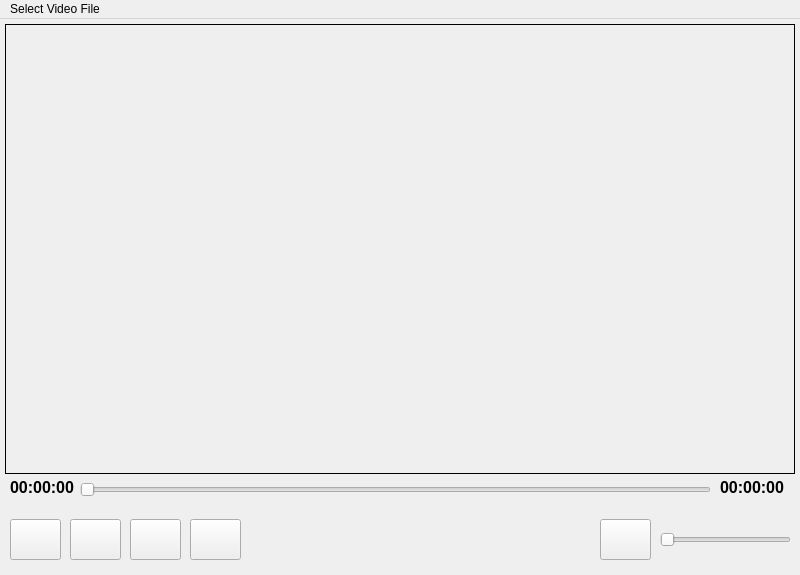
This is mainwindow.ui in Akash-github-project/trial as Qt 5 draws it before an edit. The edited form follows.
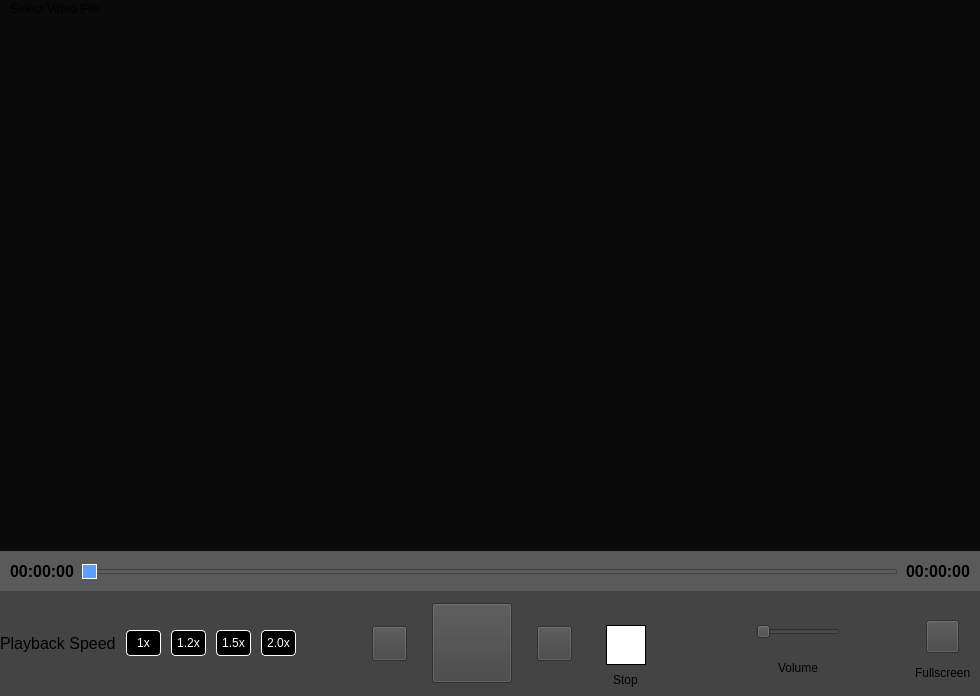
This is the edited form. Icons and pictures are not drawn.

The edit to the form file:
```diff
--- a/mainwindow.ui
+++ b/mainwindow.ui
@@ -2,176 +2,656 @@
 <ui version="4.0">
  <class>MainWindow</class>
  <widget class="QMainWindow" name="MainWindow">
+  <property name="enabled">
+   <bool>true</bool>
+  </property>
   <property name="geometry">
    <rect>
     <x>0</x>
     <y>0</y>
-    <width>800</width>
-    <height>575</height>
+    <width>980</width>
+    <height>696</height>
    </rect>
   </property>
+  <property name="sizePolicy">
+   <sizepolicy hsizetype="Expanding" vsizetype="Expanding">
+    <horstretch>1</horstretch>
+    <verstretch>1</verstretch>
+   </sizepolicy>
+  </property>
   <property name="windowTitle">
    <string>MainWindow</string>
   </property>
   <property name="styleSheet">
-   <string notr="true"/>
+   <string notr="true">background-color:rgb(10,10,10)</string>
   </property>
   <widget class="QWidget" name="centralwidget">
-   <widget class="QGroupBox" name="groupBox_Video">
-    <property name="geometry">
-     <rect>
-      <x>5</x>
-      <y>5</y>
-      <width>790</width>
-      <height>450</height>
-     </rect>
+   <property name="sizePolicy">
+    <sizepolicy hsizetype="Expanding" vsizetype="Expanding">
+     <horstretch>1</horstretch>
+     <verstretch>1</verstretch>
+    </sizepolicy>
+   </property>
+   <layout class="QVBoxLayout" name="verticalLayout">
+    <property name="leftMargin">
+     <number>0</number>
     </property>
-    <property name="styleSheet">
-     <string notr="true">QGroupBox
+    <property name="topMargin">
+     <number>0</number>
+    </property>
+    <property name="rightMargin">
+     <number>0</number>
+    </property>
+    <property name="bottomMargin">
+     <number>0</number>
+    </property>
+    <item>
+     <widget class="QFrame" name="frame">
+      <property name="autoFillBackground">
+       <bool>false</bool>
+      </property>
+      <property name="styleSheet">
+       <string notr="true">background-color:rgb(0,0.0);</string>
+      </property>
+      <layout class="QVBoxLayout" name="verticalLayout_3" stretch="1,0">
+       <property name="spacing">
+        <number>0</number>
+       </property>
+       <property name="leftMargin">
+        <number>0</number>
+       </property>
+       <property name="topMargin">
+        <number>0</number>
+       </property>
+       <property name="rightMargin">
+        <number>0</number>
+       </property>
+       <property name="bottomMargin">
+        <number>0</number>
+       </property>
+       <item>
+        <widget class="QFrame" name="video_section">
+         <property name="sizePolicy">
+          <sizepolicy hsizetype="Preferred" vsizetype="Preferred">
+           <horstretch>1</horstretch>
+           <verstretch>1</verstretch>
+          </sizepolicy>
+         </property>
+         <layout class="QVBoxLayout" name="verticalLayout_2">
+          <property name="leftMargin">
+           <number>0</number>
+          </property>
+          <property name="topMargin">
+           <number>0</number>
+          </property>
+          <property name="rightMargin">
+           <number>0</number>
+          </property>
+          <property name="bottomMargin">
+           <number>0</number>
+          </property>
+         </layout>
+        </widget>
+       </item>
+       <item>
+        <widget class="QFrame" name="controlsSection">
+         <property name="styleSheet">
+          <string notr="true">background-color: #444444;</string>
+         </property>
+         <layout class="QVBoxLayout" name="verticalLayout_4">
+          <property name="spacing">
+           <number>0</number>
+          </property>
+          <property name="sizeConstraint">
+           <enum>QLayout::SetDefaultConstraint</enum>
+          </property>
+          <property name="leftMargin">
+           <number>0</number>
+          </property>
+          <property name="topMargin">
+           <number>0</number>
+          </property>
+          <property name="rightMargin">
+           <number>0</number>
+          </property>
+          <property name="bottomMargin">
+           <number>0</number>
+          </property>
+          <item alignment="Qt::AlignTop">
+           <widget class="QFrame" name="SeekbarSection">
+            <property name="minimumSize">
+             <size>
+              <width>0</width>
+              <height>40</height>
+             </size>
+            </property>
+            <property name="maximumSize">
+             <size>
+              <width>16777215</width>
+              <height>40</height>
+             </size>
+            </property>
+            <property name="styleSheet">
+             <string notr="true">background-color:#5a5a5a;</string>
+            </property>
+            <layout class="QHBoxLayout" name="horizontalLayout">
+             <property name="spacing">
+              <number>8</number>
+             </property>
+             <property name="sizeConstraint">
+              <enum>QLayout::SetDefaultConstraint</enum>
+             </property>
+             <property name="leftMargin">
+              <number>10</number>
+             </property>
+             <property name="topMargin">
+              <number>1</number>
+             </property>
+             <property name="rightMargin">
+              <number>10</number>
+             </property>
+             <property name="bottomMargin">
+              <number>0</number>
+             </property>
+             <item alignment="Qt::AlignVCenter">
+              <widget class="QLabel" name="label_Total_Time">
+               <property name="maximumSize">
+                <size>
+                 <width>16777215</width>
+                 <height>15</height>
+                </size>
+               </property>
+               <property name="font">
+                <font>
+                 <pointsize>12</pointsize>
+                 <bold>true</bold>
+                </font>
+               </property>
+               <property name="text">
+                <string>00:00:00</string>
+               </property>
+              </widget>
+             </item>
+             <item alignment="Qt::AlignVCenter">
+              <widget class="QSlider" name="horizontalSlider_Duration">
+               <property name="sizePolicy">
+                <sizepolicy hsizetype="Expanding" vsizetype="Fixed">
+                 <horstretch>30</horstretch>
+                 <verstretch>0</verstretch>
+                </sizepolicy>
+               </property>
+               <property name="maximumSize">
+                <size>
+                 <width>16777215</width>
+                 <height>30</height>
+                </size>
+               </property>
+               <property name="styleSheet">
+                <string notr="true">
+QSlider::handle:horizontal {
+    background-color: #5E9EFF;
+    border: 1px solid white;
+	border-radius: 8px;;
+	width:8px;;
+}
+
+QSlider::sub-page:horizontal {
+	background-color: qlineargradient(spread:pad, x1:0, y1:0, x2:0, y2:1, stop:0 rgba(255, 255, 255, 0), stop:0.344828 rgba(2, 2, 2, 0), stop:0.359606 rgba(30, 255, 247, 255), stop:0.635468 rgba(0, 227, 255, 255), stop:0.64532 rgba(255, 255, 0, 0), stop:0.871921 rgba(255, 255, 0, 0));
+	height:3px;
+}
+
+
+QSlider::add-page:horizontal 
 {
-	border:1px solid black;
+	background-color: transparent;
+	height:1px;
 }</string>
-    </property>
-    <property name="title">
-     <string/>
-    </property>
-   </widget>
-   <widget class="QPushButton" name="pushButton_Seek_Backward">
-    <property name="geometry">
-     <rect>
-      <x>10</x>
-      <y>500</y>
-      <width>51</width>
-      <height>41</height>
-     </rect>
-    </property>
-    <property name="text">
-     <string/>
-    </property>
-   </widget>
-   <widget class="QPushButton" name="pushButton_Play_Pause">
-    <property name="geometry">
-     <rect>
-      <x>70</x>
-      <y>500</y>
-      <width>51</width>
-      <height>41</height>
-     </rect>
-    </property>
-    <property name="text">
-     <string/>
-    </property>
-   </widget>
-   <widget class="QPushButton" name="pushButton_Stop">
-    <property name="geometry">
-     <rect>
-      <x>130</x>
-      <y>500</y>
-      <width>51</width>
-      <height>41</height>
-     </rect>
-    </property>
-    <property name="text">
-     <string/>
-    </property>
-   </widget>
-   <widget class="QPushButton" name="pushButton_Seek_Forward">
-    <property name="geometry">
-     <rect>
-      <x>190</x>
-      <y>500</y>
-      <width>51</width>
-      <height>41</height>
-     </rect>
-    </property>
-    <property name="text">
-     <string/>
-    </property>
-   </widget>
-   <widget class="QPushButton" name="pushButton_Volume">
-    <property name="geometry">
-     <rect>
-      <x>600</x>
-      <y>500</y>
-      <width>51</width>
-      <height>41</height>
-     </rect>
-    </property>
-    <property name="text">
-     <string/>
-    </property>
-   </widget>
-   <widget class="QSlider" name="horizontalSlider_Volume">
-    <property name="geometry">
-     <rect>
-      <x>660</x>
-      <y>510</y>
-      <width>131</width>
-      <height>22</height>
-     </rect>
-    </property>
-    <property name="orientation">
-     <enum>Qt::Horizontal</enum>
-    </property>
-   </widget>
-   <widget class="QSlider" name="horizontalSlider_Duration">
-    <property name="geometry">
-     <rect>
-      <x>80</x>
-      <y>460</y>
-      <width>631</width>
-      <height>22</height>
-     </rect>
-    </property>
-    <property name="orientation">
-     <enum>Qt::Horizontal</enum>
-    </property>
-   </widget>
-   <widget class="QLabel" name="label_current_Time">
-    <property name="geometry">
-     <rect>
-      <x>10</x>
-      <y>460</y>
-      <width>71</width>
-      <height>16</height>
-     </rect>
-    </property>
-    <property name="font">
-     <font>
-      <pointsize>12</pointsize>
-      <bold>true</bold>
-     </font>
-    </property>
-    <property name="text">
-     <string>00:00:00</string>
-    </property>
-   </widget>
-   <widget class="QLabel" name="label_Total_Time">
-    <property name="geometry">
-     <rect>
-      <x>720</x>
-      <y>460</y>
-      <width>71</width>
-      <height>16</height>
-     </rect>
-    </property>
-    <property name="font">
-     <font>
-      <pointsize>12</pointsize>
-      <bold>true</bold>
-     </font>
-    </property>
-    <property name="text">
-     <string>00:00:00</string>
-    </property>
-   </widget>
+               </property>
+               <property name="maximum">
+                <number>99</number>
+               </property>
+               <property name="tracking">
+                <bool>true</bool>
+               </property>
+               <property name="orientation">
+                <enum>Qt::Horizontal</enum>
+               </property>
+              </widget>
+             </item>
+             <item alignment="Qt::AlignVCenter">
+              <widget class="QLabel" name="label_current_Time">
+               <property name="maximumSize">
+                <size>
+                 <width>16777215</width>
+                 <height>15</height>
+                </size>
+               </property>
+               <property name="font">
+                <font>
+                 <pointsize>12</pointsize>
+                 <bold>true</bold>
+                </font>
+               </property>
+               <property name="text">
+                <string>00:00:00</string>
+               </property>
+              </widget>
+             </item>
+            </layout>
+           </widget>
+          </item>
+          <item>
+           <layout class="QHBoxLayout" name="horizontalLayout_4" stretch="0,0,0,0,0,0,0">
+            <property name="spacing">
+             <number>10</number>
+            </property>
+            <item>
+             <widget class="QLabel" name="label_3">
+              <property name="font">
+               <font>
+                <pointsize>12</pointsize>
+                <kerning>true</kerning>
+               </font>
+              </property>
+              <property name="text">
+               <string>Playback Speed</string>
+              </property>
+              <property name="margin">
+               <number>5</number>
+              </property>
+             </widget>
+            </item>
+            <item alignment="Qt::AlignHCenter|Qt::AlignVCenter">
+             <widget class="QPushButton" name="pushButton_1x">
+              <property name="styleSheet">
+               <string notr="true">QPushButton {
+	background-color:black;
+	color:white;
+	border:1px solid white;
+	border-radius:4px;
+	padding:5px 10px;
+}</string>
+              </property>
+              <property name="text">
+               <string>1x</string>
+              </property>
+              <property name="flat">
+               <bool>false</bool>
+              </property>
+             </widget>
+            </item>
+            <item>
+             <widget class="QPushButton" name="pushButton_1p2x">
+              <property name="styleSheet">
+               <string notr="true">QPushButton {
+	background-color:black;
+	color:white;
+	border:1px solid white;
+	border-radius:4px;
+	padding:5px;
+}</string>
+              </property>
+              <property name="text">
+               <string>1.2x</string>
+              </property>
+              <property name="flat">
+               <bool>false</bool>
+              </property>
+             </widget>
+            </item>
+            <item>
+             <widget class="QPushButton" name="pushButton_1p5x">
+              <property name="styleSheet">
+               <string notr="true">QPushButton {
+	background-color:black;
+	color:white;
+	border:1px solid white;
+	border-radius:4px;
+	padding:5px;
+}</string>
+              </property>
+              <property name="text">
+               <string>1.5x</string>
+              </property>
+              <property name="flat">
+               <bool>false</bool>
+              </property>
+             </widget>
+            </item>
+            <item>
+             <widget class="QPushButton" name="pushButton_2x">
+              <property name="styleSheet">
+               <string notr="true">QPushButton {
+	background-color:black;
+	color:white;
+	border:1px solid white;
+	border-radius:4px;
+	padding:5px;
+}</string>
+              </property>
+              <property name="text">
+               <string>2.0x</string>
+              </property>
+              <property name="flat">
+               <bool>false</bool>
+              </property>
+             </widget>
+            </item>
+            <item>
+             <layout class="QHBoxLayout" name="horizontalLayout_2">
+              <property name="spacing">
+               <number>25</number>
+              </property>
+              <item>
+               <spacer name="horizontalSpacer">
+                <property name="orientation">
+                 <enum>Qt::Horizontal</enum>
+                </property>
+                <property name="sizeHint" stdset="0">
+                 <size>
+                  <width>40</width>
+                  <height>20</height>
+                 </size>
+                </property>
+               </spacer>
+              </item>
+              <item alignment="Qt::AlignVCenter">
+               <widget class="QPushButton" name="pushButton_Seek_Backward">
+                <property name="maximumSize">
+                 <size>
+                  <width>35</width>
+                  <height>35</height>
+                 </size>
+                </property>
+                <property name="styleSheet">
+                 <string notr="true">
+QPushButton {
+  border-image: url(:/ten-sec-backward);
+  height:36px;
+}
+</string>
+                </property>
+                <property name="text">
+                 <string/>
+                </property>
+               </widget>
+              </item>
+              <item alignment="Qt::AlignVCenter">
+               <widget class="QPushButton" name="pushButton_Play_Pause">
+                <property name="sizePolicy">
+                 <sizepolicy hsizetype="Preferred" vsizetype="Preferred">
+                  <horstretch>0</horstretch>
+                  <verstretch>1</verstretch>
+                 </sizepolicy>
+                </property>
+                <property name="minimumSize">
+                 <size>
+                  <width>80</width>
+                  <height>80</height>
+                 </size>
+                </property>
+                <property name="maximumSize">
+                 <size>
+                  <width>60</width>
+                  <height>60</height>
+                 </size>
+                </property>
+                <property name="autoFillBackground">
+                 <bool>false</bool>
+                </property>
+                <property name="styleSheet">
+                 <string notr="true">QPushButton {
+  border-image: url(:/play_pause_button);
+}
+</string>
+                </property>
+                <property name="text">
+                 <string/>
+                </property>
+               </widget>
+              </item>
+              <item alignment="Qt::AlignVCenter">
+               <widget class="QPushButton" name="pushButton_Seek_Forward">
+                <property name="maximumSize">
+                 <size>
+                  <width>35</width>
+                  <height>35</height>
+                 </size>
+                </property>
+                <property name="styleSheet">
+                 <string notr="true">
+QPushButton {
+  border-image: url(:/ten-sec-forward);
+  height:36px;
+}
+</string>
+                </property>
+                <property name="text">
+                 <string/>
+                </property>
+               </widget>
+              </item>
+              <item alignment="Qt::AlignHCenter|Qt::AlignVCenter">
+               <widget class="QWidget" name="verticalWidget_3" native="true">
+                <layout class="QVBoxLayout" name="verticalLayout_7">
+                 <property name="spacing">
+                  <number>10</number>
+                 </property>
+                 <property name="topMargin">
+                  <number>32</number>
+                 </property>
+                 <item>
+                  <widget class="QPushButton" name="pushButton_Stop">
+                   <property name="minimumSize">
+                    <size>
+                     <width>40</width>
+                     <height>40</height>
+                    </size>
+                   </property>
+                   <property name="maximumSize">
+                    <size>
+                     <width>35</width>
+                     <height>35</height>
+                    </size>
+                   </property>
+                   <property name="styleSheet">
+                    <string notr="true">background-color:#FFFFFF;
+border:1px solid black;</string>
+                   </property>
+                   <property name="text">
+                    <string/>
+                   </property>
+                  </widget>
+                 </item>
+                 <item alignment="Qt::AlignHCenter">
+                  <widget class="QLabel" name="label_7">
+                   <property name="maximumSize">
+                    <size>
+                     <width>30</width>
+                     <height>15</height>
+                    </size>
+                   </property>
+                   <property name="text">
+                    <string>Stop</string>
+                   </property>
+                   <property name="margin">
+                    <number>0</number>
+                   </property>
+                  </widget>
+                 </item>
+                </layout>
+               </widget>
+              </item>
+              <item>
+               <spacer name="horizontalSpacer_2">
+                <property name="orientation">
+                 <enum>Qt::Horizontal</enum>
+                </property>
+                <property name="sizeHint" stdset="0">
+                 <size>
+                  <width>40</width>
+                  <height>20</height>
+                 </size>
+                </property>
+               </spacer>
+              </item>
+             </layout>
+            </item>
+            <item>
+             <widget class="QFrame" name="frame">
+              <property name="maximumSize">
+               <size>
+                <width>250</width>
+                <height>16777215</height>
+               </size>
+              </property>
+              <layout class="QHBoxLayout" name="horizontalLayout_5">
+               <property name="spacing">
+                <number>6</number>
+               </property>
+               <item>
+                <layout class="QVBoxLayout" name="verticalLayout_6">
+                 <property name="topMargin">
+                  <number>20</number>
+                 </property>
+                 <item>
+                  <layout class="QHBoxLayout" name="horizontalLayout_6">
+                   <property name="spacing">
+                    <number>10</number>
+                   </property>
+                   <item>
+                    <widget class="QLabel" name="label_2">
+                     <property name="maximumSize">
+                      <size>
+                       <width>23</width>
+                       <height>23</height>
+                      </size>
+                     </property>
+                     <property name="text">
+                      <string/>
+                     </property>
+                     <property name="pixmap">
+                      <pixmap resource="resources.qrc">:/volume-high</pixmap>
+                     </property>
+                     <property name="margin">
+                      <number>0</number>
+                     </property>
+                    </widget>
+                   </item>
+                   <item>
+                    <widget class="QSlider" name="horizontalSlider_Volume">
+                     <property name="maximumSize">
+                      <size>
+                       <width>90</width>
+                       <height>16777215</height>
+                      </size>
+                     </property>
+                     <property name="styleSheet">
+                      <string notr="true">QSlider::sub-page:horizontal {
+	background-color: qlineargradient(spread:pad, x1:0, y1:0, x2:0, y2:1, stop:0 rgba(255, 255, 255, 0), stop:0.344828 rgba(2, 2, 2, 0), stop:0.359606 rgba(30, 255, 247, 255), stop:0.635468 rgba(0, 227, 255, 255), stop:0.64532 rgba(255, 255, 0, 0), stop:0.871921 rgba(255, 255, 0, 0));
+}
+</string>
+                     </property>
+                     <property name="orientation">
+                      <enum>Qt::Horizontal</enum>
+                     </property>
+                    </widget>
+                   </item>
+                   <item>
+                    <widget class="QLabel" name="label">
+                     <property name="maximumSize">
+                      <size>
+                       <width>23</width>
+                       <height>23</height>
+                      </size>
+                     </property>
+                     <property name="text">
+                      <string/>
+                     </property>
+                     <property name="pixmap">
+                      <pixmap resource="resources.qrc">:/volume-low</pixmap>
+                     </property>
+                    </widget>
+                   </item>
+                  </layout>
+                 </item>
+                 <item alignment="Qt::AlignHCenter">
+                  <widget class="QLabel" name="label_6">
+                   <property name="text">
+                    <string>Volume</string>
+                   </property>
+                   <property name="margin">
+                    <number>5</number>
+                   </property>
+                  </widget>
+                 </item>
+                </layout>
+               </item>
+               <item>
+                <spacer name="horizontalSpacer_3">
+                 <property name="orientation">
+                  <enum>Qt::Horizontal</enum>
+                 </property>
+                 <property name="sizeHint" stdset="0">
+                  <size>
+                   <width>40</width>
+                   <height>20</height>
+                  </size>
+                 </property>
+                </spacer>
+               </item>
+               <item>
+                <layout class="QVBoxLayout" name="verticalLayout_5">
+                 <property name="spacing">
+                  <number>5</number>
+                 </property>
+                 <property name="topMargin">
+                  <number>20</number>
+                 </property>
+                 <item alignment="Qt::AlignHCenter">
+                  <widget class="QPushButton" name="pushButton">
+                   <property name="styleSheet">
+                    <string notr="true">
+QPushButton {
+  border-image: url(:/full-screen);
+  height:25px;
+ width:25px;
+}
+</string>
+                   </property>
+                   <property name="text">
+                    <string/>
+                   </property>
+                  </widget>
+                 </item>
+                 <item alignment="Qt::AlignHCenter">
+                  <widget class="QLabel" name="label_5">
+                   <property name="text">
+                    <string>Fullscreen</string>
+                   </property>
+                  </widget>
+                 </item>
+                </layout>
+               </item>
+              </layout>
+             </widget>
+            </item>
+           </layout>
+          </item>
+         </layout>
+        </widget>
+       </item>
+      </layout>
+     </widget>
+    </item>
+   </layout>
   </widget>
   <widget class="QMenuBar" name="menubar">
    <property name="geometry">
     <rect>
      <x>0</x>
      <y>0</y>
-     <width>800</width>
+     <width>980</width>
      <height>37</height>
     </rect>
    </property>
```
Left out of the diff: 4 changed lines with no effect on the pictures.
